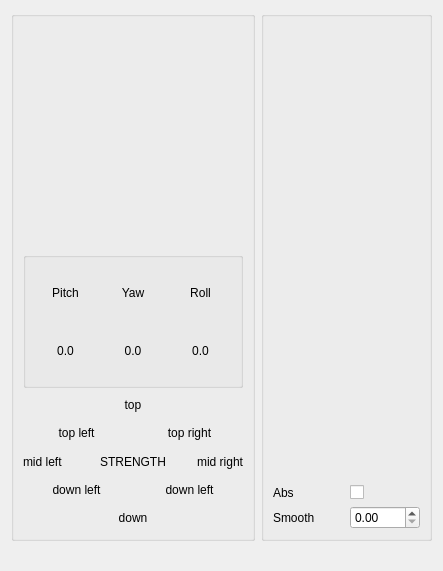
DMIunipg/AI-Gestures-Classifier, file UIMyoWekaGenFiles/MyoDialog.ui: the form before one commit.
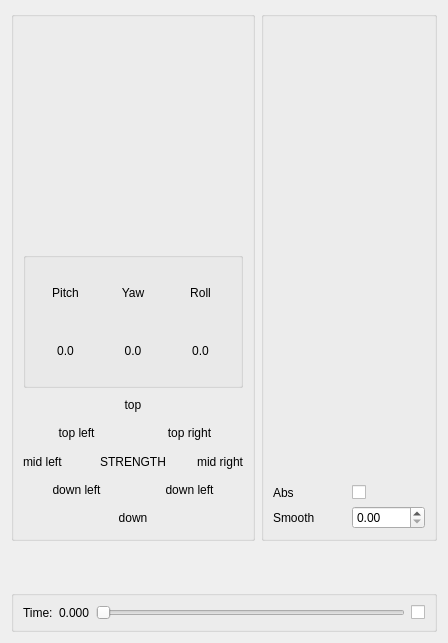
The form after the commit. Custom widgets are drawn as their Qt base class.

Diff of the .ui file:
```diff
--- a/UIMyoWekaGenFiles/MyoDialog.ui
+++ b/UIMyoWekaGenFiles/MyoDialog.ui
@@ -6,8 +6,8 @@
    <rect>
     <x>0</x>
     <y>0</y>
-    <width>443</width>
-    <height>571</height>
+    <width>448</width>
+    <height>643</height>
    </rect>
   </property>
   <property name="windowTitle">
@@ -15,6 +15,10 @@
   </property>
   <layout class="QHBoxLayout" name="horizontalLayout_5">
    <item>
+    <layout class="QVBoxLayout" name="verticalLayout_1">
+     <item>
+      <layout class="QHBoxLayout" name="horizontalLayout_6">
+       <item>
     <layout class="QVBoxLayout" name="verticalLayout_2">
      <item>
       <widget class="QGroupBox" name="verticalGroupBox">
@@ -474,6 +478,47 @@
     </layout>
    </item>
   </layout>
+     </item>
+     <item>
+      <widget class="QGroupBox" name="mGBVideo">
+       <layout class="QHBoxLayout" name="mHLVideo">
+        <item>
+         <widget class="QLabel" name="mLTimeInfo">
+          <property name="text">
+           <string>Time:</string>
+          </property>
+         </widget>
+        </item>
+        <item>
+         <widget class="QLabel" name="mLTime">
+          <property name="text">
+           <string>0.000</string>
+          </property>
+         </widget>
+        </item>
+        <item>
+         <widget class="QSlider" name="mSTime">
+          <property name="orientation">
+           <enum>Qt::Horizontal</enum>
+          </property>
+         </widget>
+        </item>
+        <item>
+         <widget class="QCheckBox" name="mCBPlayPause">
+          <property name="text">
+           <string/>
+          </property>
+          <property name="checked">
+           <bool>false</bool>
+          </property>
+         </widget>
+        </item>
+       </layout>
+      </widget>
+     </item>
+    </layout>
+   </item>
+  </layout>
  </widget>
  <customwidgets>
   <customwidget>
```
Left out of the diff: 34 changed lines with no effect on the pictures. Lines whose indentation alone changed are shown as unchanged.
